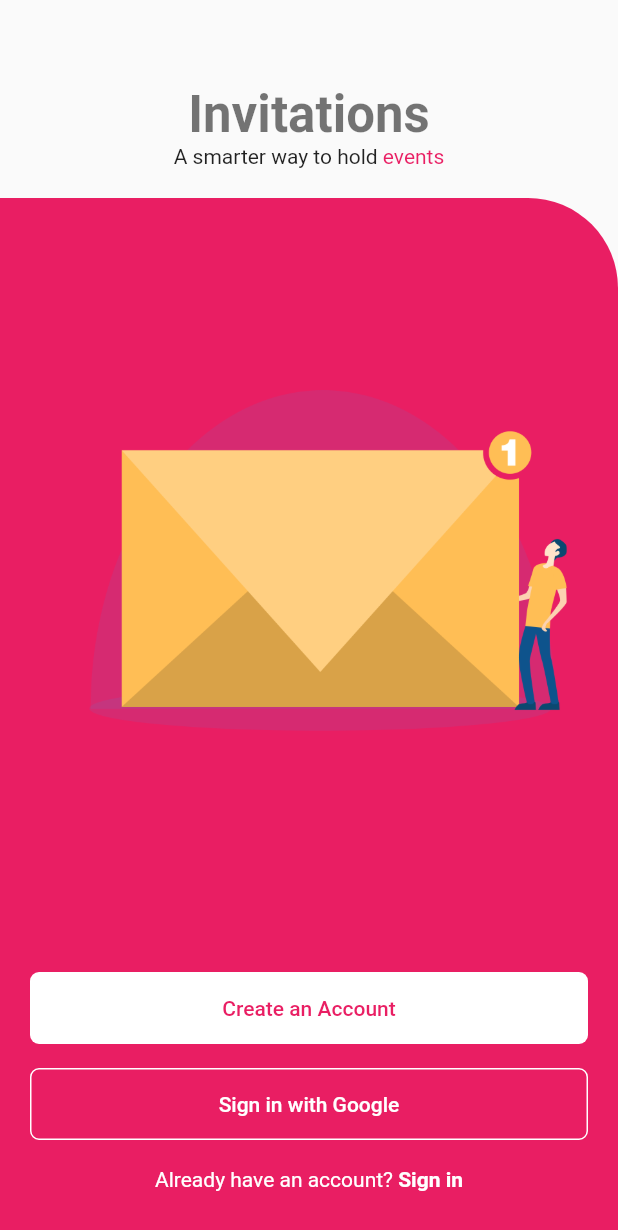
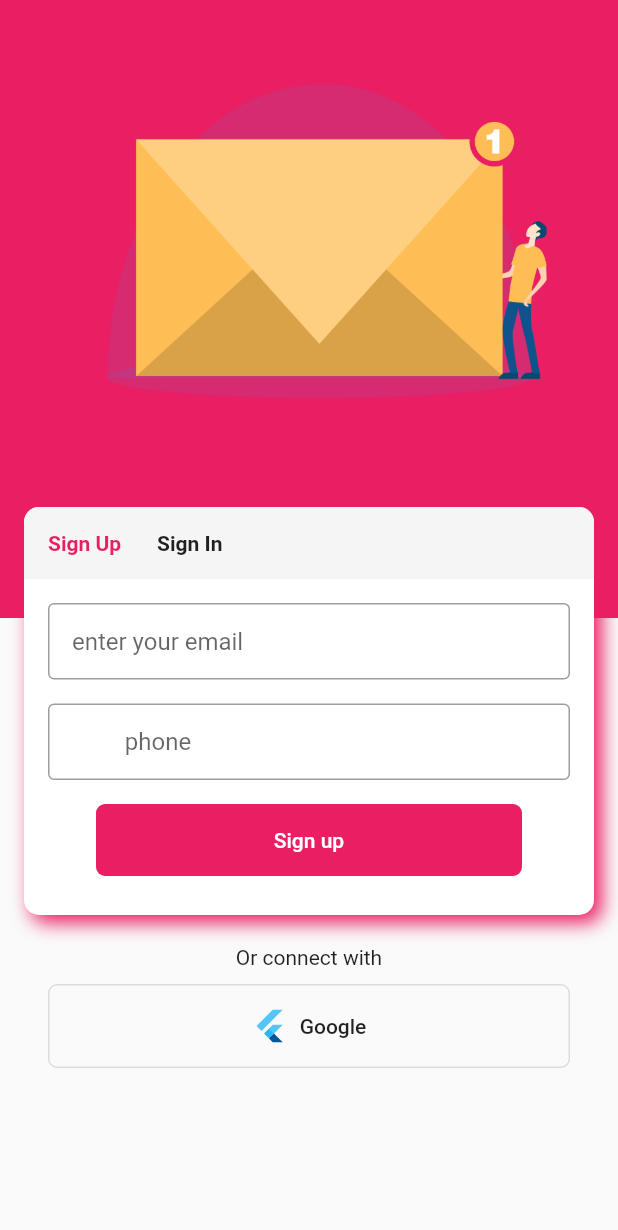
Before and after one commit to lohanidamodar/flutter_invitation, a Flutter app: the screen it shows after launch, after a tap on "Create an Account", on a phone screen of 412 x 824 dp. Shown: the top 1230 px of the screen. Run offline on Flutter 3.47's test engine with Material 2 defaults, Android fonts, the phone set to English and light mode, and no system bars.

Commit message:
auth page

```diff
--- a/lib/main.dart
+++ b/lib/main.dart
@@ -1,3 +1,4 @@
+import 'package:finvitation/ui/pages/auth.dart';
 import 'package:finvitation/ui/res/colors.dart';
 import 'package:flutter/material.dart';
 import 'ui/pages/landing_page.dart';
@@ -10,13 +11,19 @@ class MyApp extends StatelessWidget {
     return MaterialApp(
       title: 'Flutter Demo',
       theme: ThemeData(
-          primarySwatch: primaryColor,
-          buttonTheme: ButtonThemeData(
-            padding: const EdgeInsets.all(16.0),
-            shape: RoundedRectangleBorder(
-                borderRadius: BorderRadius.circular(6.0)),
-          )),
+        primarySwatch: primaryColor,
+        buttonTheme: ButtonThemeData(
+          padding: const EdgeInsets.all(16.0),
+          shape: RoundedRectangleBorder(
+            borderRadius: BorderRadius.circular(6.0),
+          ),
+          buttonColor: primaryColor,
+        ),
+      ),
       home: LandingPage(),
+      routes: {
+        "auth" :(_) => AuthPage(),
+      },
     );
   }
 }
--- /dev/null
+++ b/lib/ui/pages/auth.dart
@@ -0,0 +1,221 @@
+import 'package:finvitation/ui/res/assets.dart';
+import 'package:finvitation/ui/res/styles.dart';
+import 'package:flutter/material.dart';
+
+class AuthPage extends StatefulWidget {
+  @override
+  _AuthPageState createState() => _AuthPageState();
+}
+
+class _AuthPageState extends State<AuthPage> {
+  bool signupForm;
+  @override
+  void initState() {
+    super.initState();
+    signupForm = true;
+  }
+
+  @override
+  Widget build(BuildContext context) {
+    return Scaffold(
+      body: Stack(
+        children: <Widget>[
+          FractionallySizedBox(
+            heightFactor: 0.5,
+            child: Container(
+              color: Theme.of(context).primaryColor,
+            ),
+          ),
+          SingleChildScrollView(
+            padding: const EdgeInsets.all(16.0),
+            child: Column(
+              children: <Widget>[
+                const SizedBox(height: kToolbarHeight - 16.0),
+                Container(
+                  alignment: Alignment.topCenter,
+                  height: (MediaQuery.of(context).size.height / 2) - 150,
+                  child: Image.asset(
+                    INVITE_ILLUSTRATION,
+                    fit: BoxFit.contain,
+                  ),
+                ),
+                const SizedBox(height: 20.0),
+                Container(
+                  decoration: BoxDecoration(
+                      color: Colors.white,
+                      borderRadius: BorderRadius.circular(10.0),
+                      boxShadow: [
+                        BoxShadow(
+                          color: Theme.of(context).primaryColor,
+                          offset: Offset(5, 5),
+                          blurRadius: 10.0,
+                        )
+                      ]),
+                  child: Column(
+                    mainAxisSize: MainAxisSize.min,
+                    children: <Widget>[
+                      Container(
+                        width: double.infinity,
+                        decoration: BoxDecoration(
+                          color: Colors.grey.shade100,
+                          borderRadius: BorderRadius.only(
+                            topLeft: Radius.circular(10.0),
+                            topRight: Radius.circular(10.0),
+                          ),
+                        ),
+                        child: ToggleButtons(
+                          renderBorder: false,
+                          selectedColor: Theme.of(context).primaryColor,
+                          fillColor: Colors.transparent,
+                          children: <Widget>[
+                            Padding(
+                              padding: const EdgeInsets.all(16.0),
+                              child: Text(
+                                "Sign Up",
+                                style: boldText,
+                              ),
+                            ),
+                            Padding(
+                              padding: const EdgeInsets.all(8.0),
+                              child: Text(
+                                "Sign In",
+                                style: boldText,
+                              ),
+                            ),
+                          ],
+                          isSelected: [signupForm, !signupForm],
+                          onPressed: (index) {
+                            setState(() {
+                              signupForm = index == 0;
+                            });
+                          },
+                        ),
+                      ),
+                      AnimatedSwitcher(
+                        duration: Duration(milliseconds: 200,),
+                        child: signupForm ? SignUp() : SignIn(),
+                      ),
+                    ],
+                  ),
+                ),
+                const SizedBox(height: 20.0),
+                Text("Or connect with"),
+                const SizedBox(height: 10.0),
+                Container(
+                  width: double.infinity,
+                  padding: const EdgeInsets.symmetric(
+                    horizontal: 16.0,
+                  ),
+                  child: OutlineButton.icon(
+                    padding: const EdgeInsets.all(16.0),
+                    icon: FlutterLogo(),
+                    label: Text("Google"),
+                    onPressed: () {},
+                  ),
+                )
+              ],
+            ),
+          ),
+        ],
+      ),
+    );
+  }
+}
+
+class SignUp extends StatelessWidget {
+  @override
+  Widget build(BuildContext context) {
+    return Container(
+      padding: const EdgeInsets.all(16.0),
+      child: Column(
+        children: <Widget>[
+          TextField(
+            decoration: InputDecoration(
+              border: OutlineInputBorder(),
+              contentPadding: const EdgeInsets.all(
+                16.0,
+              ),
+              hintText: "enter your email",
+            ),
+          ),
+          const SizedBox(height: 16.0),
+          TextField(
+            decoration: InputDecoration(
+              border: OutlineInputBorder(),
+              hintText: "phone",
+              contentPadding: const EdgeInsets.all(
+                16.0,
+              ),
+              prefixText: "+977 ",
+              prefixStyle: boldText.copyWith(color: Colors.black),
+            ),
+          ),
+          const SizedBox(height: 16.0),
+          Container(
+            width: double.infinity,
+            padding: const EdgeInsets.symmetric(
+              horizontal: 32.0,
+            ),
+            child: RaisedButton(
+              elevation: 0,
+              highlightElevation: 0,
+              textColor: Colors.white,
+              onPressed: () {},
+              child: Text("Sign up"),
+            ),
+          ),
+          const SizedBox(height: 10.0),
+        ],
+      ),
+    );
+  }
+}
+
+class SignIn extends StatelessWidget {
+  @override
+  Widget build(BuildContext context) {
+    return Container(
+      padding: const EdgeInsets.all(16.0),
+      child: Column(
+        children: <Widget>[
+          TextField(
+            decoration: InputDecoration(
+              border: OutlineInputBorder(),
+              contentPadding: const EdgeInsets.all(
+                16.0,
+              ),
+              hintText: "enter your email or phone",
+            ),
+          ),
+          const SizedBox(height: 16.0),
+          TextField(
+            obscureText: true,
+            decoration: InputDecoration(
+              border: OutlineInputBorder(),
+              hintText: "password",
+              contentPadding: const EdgeInsets.all(
+                16.0,
+              ),
+              prefixStyle: boldText.copyWith(color: Colors.black),
+            ),
+          ),
+          const SizedBox(height: 16.0),
+          Container(
+            width: double.infinity,
+            padding: const EdgeInsets.symmetric(
+              horizontal: 32.0,
+            ),
+            child: RaisedButton(
+              elevation: 0,
+              highlightElevation: 0,
+              textColor: Colors.white,
+              onPressed: () {},
+              child: Text("Sign In"),
+            ),
+          ),
+          const SizedBox(height: 10.0),
+        ],
+      ),
+    );
+  }
+}
--- a/lib/ui/pages/landing_page.dart
+++ b/lib/ui/pages/landing_page.dart
@@ -45,7 +45,7 @@ class LandingPage extends StatelessWidget {
                       child: Text("Create an Account"),
                       textColor: Theme.of(context).primaryColor,
                       color: Colors.white,
-                      onPressed: () {},
+                      onPressed: () => Navigator.pushNamed(context, 'auth'),
                     ),
                   ),
                   Container(
@@ -58,7 +58,7 @@ class LandingPage extends StatelessWidget {
                       child: Text("Sign in with Google"),
                       textColor: Colors.white,
                       color: Colors.white,
-                      onPressed: () {},
+                      onPressed: () =>Navigator.pushNamed(context, 'auth'),
                     ),
                   ),
                   const SizedBox(height: 10.0),
```
